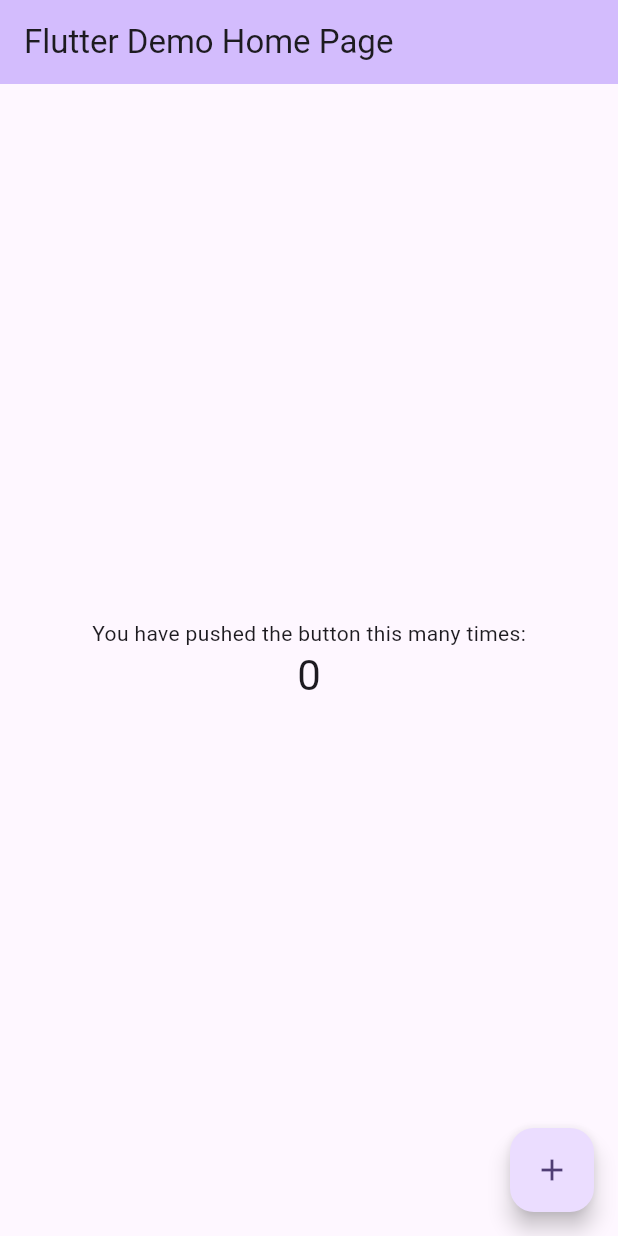
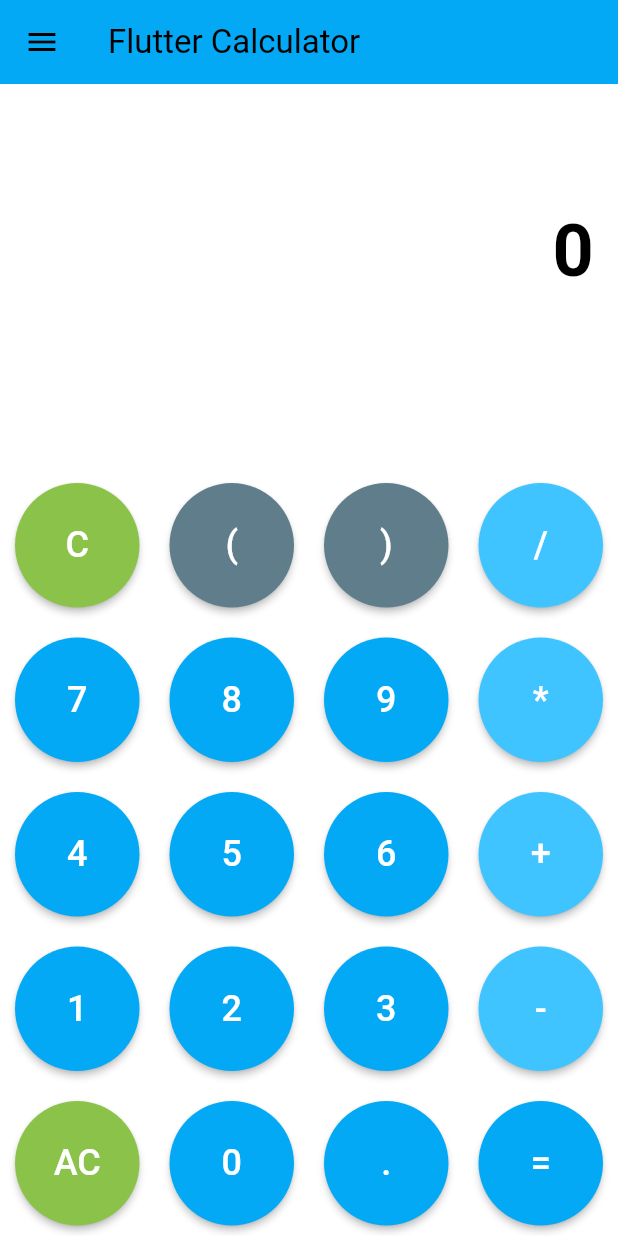
Before and after one commit to SahilLiotech/PRODIGY_AD_01, a Flutter app: the screen it shows after launch, on a phone screen of 412 x 824 dp. Run offline on Flutter 3.47's test engine with Material 3 defaults, Android fonts, the phone set to English and light mode, and no system bars; our stand-ins replace math_expressions.

Commit message:
Final Commit For Task-1 Calculator

```diff
--- /dev/null
+++ b/lib/calculator.dart
@@ -0,0 +1,150 @@
+import 'package:flutter/material.dart';
+import 'package:math_expressions/math_expressions.dart';
+
+class Calculator extends StatefulWidget {
+  const Calculator({super.key});
+
+  @override
+  State<Calculator> createState() => _CalculatorState();
+}
+
+class _CalculatorState extends State<Calculator> {
+  String userInput = "";
+  String result = "0";
+  final List<String> buttons = [
+    'C', '(', ')' ,'/',
+    '7', '8', '9', '*',
+    '4', '5', '6', '+',
+    '1', '2', '3', '-',
+    'AC', '0', '.', '=',
+  ];
+  @override
+  Widget build(BuildContext context) {
+    return Scaffold(
+      appBar: AppBar(
+        title: const Text("Flutter Calculator"),
+        backgroundColor: Theme.of(context).colorScheme.primary,
+      ),
+      body: Center(
+        child: Column(
+          children: [
+            Expanded(
+              // flex: 1,
+                child: resultWidget(),
+            ),
+            Expanded(flex:2,
+              child: _buttons(
+              ),
+            ),
+          ],
+        ),
+      ) ,
+      drawer: const Drawer(),
+    );
+  }
+
+  Widget resultWidget(){
+    return SingleChildScrollView(
+      child: Column(
+        mainAxisSize: MainAxisSize.max,
+        mainAxisAlignment: MainAxisAlignment.spaceAround,
+        children: [
+          Container(
+            padding: const EdgeInsets.all(8),
+            alignment: Alignment.centerRight,
+            child: Text(
+              userInput,
+              style:const TextStyle(fontSize: 32),
+            ),
+          ),
+          Container(
+            padding: const EdgeInsets.all(16),
+            alignment: Alignment.centerRight,
+            child: Text(
+              result,
+              style: const TextStyle(fontSize: 48, fontWeight: FontWeight.bold),
+            ),
+          )
+        ],
+      ),
+    );
+  }
+
+  Widget _buttons() {
+    return GridView.builder(
+      gridDelegate:
+      const SliverGridDelegateWithFixedCrossAxisCount(crossAxisCount: 4),
+      itemBuilder: (BuildContext context, int index) {
+        return _myButton(buttons[index]);
+      },
+      itemCount: buttons.length,
+      shrinkWrap: true,
+      physics: const NeverScrollableScrollPhysics(),
+    );
+  }
+
+  _myButton(String text) {
+    return Container(
+      margin: const EdgeInsets.all(10),
+      child: MaterialButton(
+        onPressed: () {
+          setState(() {
+           handelButtonTap(text);
+          });
+        },
+        shape: const CircleBorder(),
+        color: _getColor(text),
+        textColor: Colors.white,
+        child: Text(
+          text,
+          style: const TextStyle(fontSize: 24),
+        ),
+      ),
+    );
+  }
+
+  handelButtonTap(String text){
+    if(text == "AC"){
+      userInput = "";
+      result = "0";
+      return;
+    }
+
+    if(text == "C"){
+      userInput = userInput.substring(0,userInput.length-1);
+      return;
+    }
+
+    if (text == "="){
+      try {
+        Parser p = Parser();
+        Expression exp = p.parse(userInput);
+          result = '${exp.evaluate(EvaluationType.REAL, ContextModel())}';
+          result.toString();
+        if (result.endsWith(".0")) {
+          result = result.replaceAll(".0", "");
+        }
+      }
+      catch(e){
+        result = "error $e";
+    }
+    userInput = "";
+    return;
+    }
+
+    userInput = userInput + text;
+  }
+
+  _getColor(String text) {
+    if (text == "/" || text == "*" || text == "+" || text == "-") {
+      return Theme.of(context).colorScheme.secondary;
+    }
+    if (text == "C" || text == "AC") {
+      return Colors.lightGreen;
+    }
+    if (text == "(" || text == ")") {
+      return Colors.blueGrey;
+    }
+    return Theme.of(context).colorScheme.primary;
+  }
+}
--- a/lib/main.dart
+++ b/lib/main.dart
@@ -1,3 +1,4 @@
+import 'package:calculator_01/calculator.dart';
 import 'package:flutter/material.dart';
 
 void main() {
@@ -7,119 +8,28 @@ void main() {
 class MyApp extends StatelessWidget {
   const MyApp({super.key});
 
-  // This widget is the root of your application.
   @override
   Widget build(BuildContext context) {
     return MaterialApp(
-      title: 'Flutter Demo',
+      title: "Calculator",
+      debugShowCheckedModeBanner: false,
+      themeMode: ThemeMode.system,
       theme: ThemeData(
-        // This is the theme of your application.
-        //
-        // TRY THIS: Try running your application with "flutter run". You'll see
-        // the application has a purple toolbar. Then, without quitting the app,
-        // try changing the seedColor in the colorScheme below to Colors.green
-        // and then invoke "hot reload" (save your changes or press the "hot
-        // reload" button in a Flutter-supported IDE, or press "r" if you used
-        // the command line to start the app).
-        //
-        // Notice that the counter didn't reset back to zero; the application
-        // state is not lost during the reload. To reset the state, use hot
-        // restart instead.
-        //
-        // This works for code too, not just values: Most code changes can be
-        // tested with just a hot reload.
-        colorScheme: ColorScheme.fromSeed(seedColor: Colors.deepPurple),
-        useMaterial3: true,
+        colorScheme: const ColorScheme.light().copyWith(
+          primary: Colors.lightBlue,
+          secondary: Colors.lightBlueAccent,
+        ),
       ),
-      home: const MyHomePage(title: 'Flutter Demo Home Page'),
+      darkTheme: ThemeData(
+        colorScheme: const ColorScheme.dark().copyWith(
+          primary: Colors.green,
+          secondary: Colors.greenAccent,
+        ),
+        textTheme: TextTheme(
+
+        )
+      ),
+      home: const Calculator(),
     );
   }
 }
-
-class MyHomePage extends StatefulWidget {
-  const MyHomePage({super.key, required this.title});
-
-  // This widget is the home page of your application. It is stateful, meaning
-  // that it has a State object (defined below) that contains fields that affect
-  // how it looks.
-
-  // This class is the configuration for the state. It holds the values (in this
-  // case the title) provided by the parent (in this case the App widget) and
-  // used by the build method of the State. Fields in a Widget subclass are
-  // always marked "final".
-
-  final String title;
-
-  @override
-  State<MyHomePage> createState() => _MyHomePageState();
-}
-
-class _MyHomePageState extends State<MyHomePage> {
-  int _counter = 0;
-
-  void _incrementCounter() {
-    setState(() {
-      // This call to setState tells the Flutter framework that something has
-      // changed in this State, which causes it to rerun the build method below
-      // so that the display can reflect the updated values. If we changed
-      // _counter without calling setState(), then the build method would not be
-      // called again, and so nothing would appear to happen.
-      _counter++;
-    });
-  }
-
-  @override
-  Widget build(BuildContext context) {
-    // This method is rerun every time setState is called, for instance as done
-    // by the _incrementCounter method above.
-    //
-    // The Flutter framework has been optimized to make rerunning build methods
-    // fast, so that you can just rebuild anything that needs updating rather
-    // than having to individually change instances of widgets.
-    return Scaffold(
-      appBar: AppBar(
-        // TRY THIS: Try changing the color here to a specific color (to
-        // Colors.amber, perhaps?) and trigger a hot reload to see the AppBar
-        // change color while the other colors stay the same.
-        backgroundColor: Theme.of(context).colorScheme.inversePrimary,
-        // Here we take the value from the MyHomePage object that was created by
-        // the App.build method, and use it to set our appbar title.
-        title: Text(widget.title),
-      ),
-      body: Center(
-        // Center is a layout widget. It takes a single child and positions it
-        // in the middle of the parent.
-        child: Column(
-          // Column is also a layout widget. It takes a list of children and
-          // arranges them vertically. By default, it sizes itself to fit its
-          // children horizontally, and tries to be as tall as its parent.
-          //
-          // Column has various properties to control how it sizes itself and
-          // how it positions its children. Here we use mainAxisAlignment to
-          // center the children vertically; the main axis here is the vertical
-          // axis because Columns are vertical (the cross axis would be
-          // horizontal).
-          //
-          // TRY THIS: Invoke "debug painting" (choose the "Toggle Debug Paint"
-          // action in the IDE, or press "p" in the console), to see the
-          // wireframe for each widget.
-          mainAxisAlignment: MainAxisAlignment.center,
-          children: <Widget>[
-            const Text(
-              'You have pushed the button this many times:',
-            ),
-            Text(
-              '$_counter',
-              style: Theme.of(context).textTheme.headlineMedium,
-            ),
-          ],
-        ),
-      ),
-      floatingActionButton: FloatingActionButton(
-        onPressed: _incrementCounter,
-        tooltip: 'Increment',
-        child: const Icon(Icons.add),
-      ), // This trailing comma makes auto-formatting nicer for build methods.
-    );
-  }
-}
--- a/pubspec.yaml
+++ b/pubspec.yaml
@@ -35,6 +35,8 @@ dependencies:
   # The following adds the Cupertino Icons font to your application.
   # Use with the CupertinoIcons class for iOS style icons.
   cupertino_icons: ^1.0.6
+  google_fonts: ^6.2.1
+  math_expressions: ^2.5.0
 
 dev_dependencies:
   flutter_test:
```
Also changed, not shown: pubspec.lock, 1 other file.
